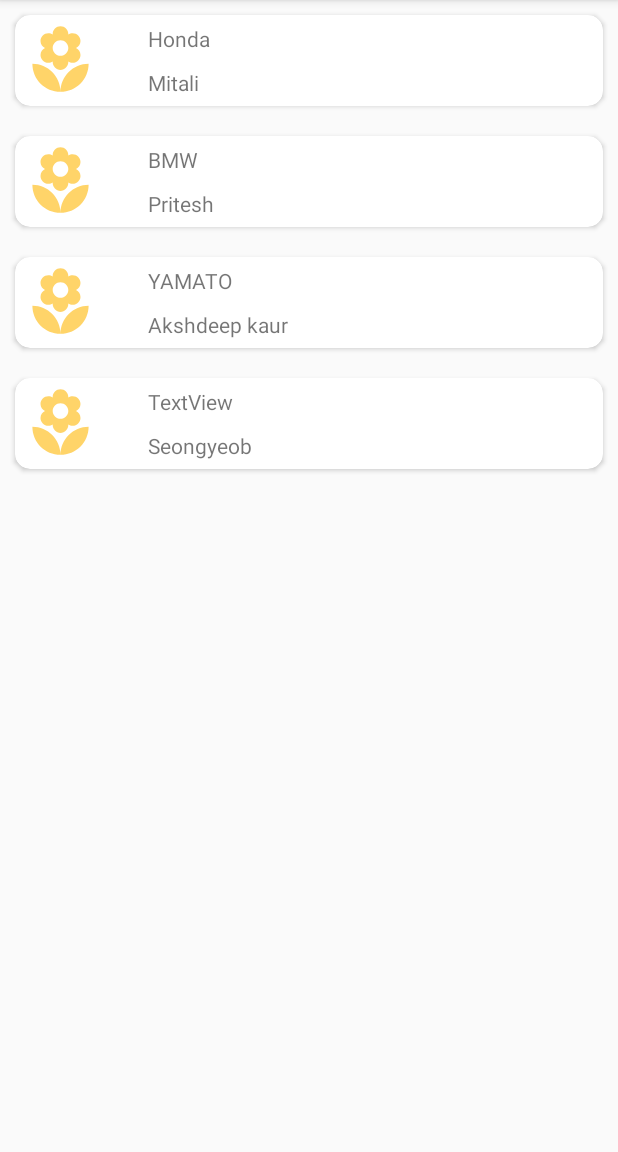
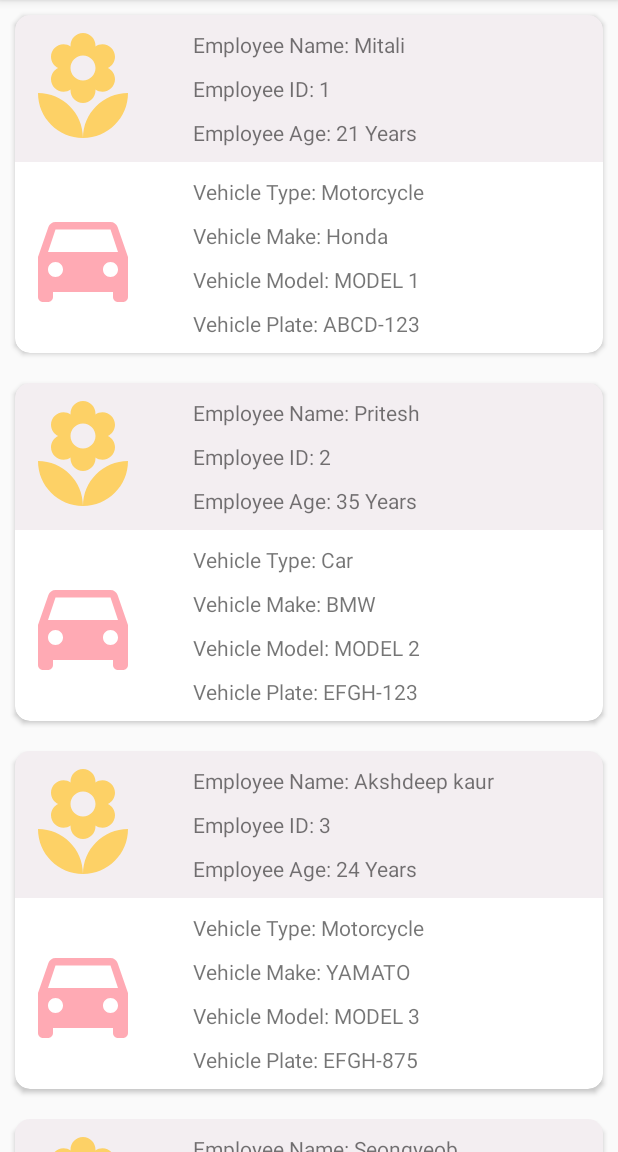
Before and after one commit to rizulgoyal/recyclerExample, an Android app: the screen it shows after launch (MainActivity), on a phone screen of 412 x 824 dp, the part 84-1236 px from its top. Run offline under Robolectric (Android 15) with nearby library versions, the phone set to English and light mode, and no system bars; our stand-ins replace Room's generated code.

Commit message:
all updated data of employee vehicle

```diff
--- a/app/src/main/java/com/example/recyclerexample/UserDataAdpater.java
+++ b/app/src/main/java/com/example/recyclerexample/UserDataAdpater.java
@@ -53,9 +53,24 @@ public class UserDataAdpater extends RecyclerView.Adapter<UserDataAdpater.ViewHo
     public void onBindViewHolder(@NonNull ViewHolder holder, final int position) {
 
     Employee mydata = myaaraylist.get(position);
+
     Vehicle myvehicle = mydata.getVehicle();
-    holder.name.setText(mydata.getName());
-        holder.salary.setText(myvehicle.getMake());
+    holder.name.setText("Employee Name: "+mydata.getName());
+    holder.id.setText("Employee ID: "+mydata.getId().toString());
+    holder.age.setText("Employee Age: "+mydata.getAge().toString()+" Years");
+
+
+        if(myvehicle == null)
+    {
+        holder.type.setText("No Vehicle");
+    }
+    else {
+        holder.type.setText("Vehicle Type: "+myvehicle.getType());
+            holder.make.setText("Vehicle Make: "+myvehicle.getMake());
+            holder.model.setText("Vehicle Model: "+myvehicle.getModel());
+            holder.plate.setText("Vehicle Plate: "+myvehicle.getPlate());
+
+        }
 
 
 
@@ -79,7 +94,7 @@ public class UserDataAdpater extends RecyclerView.Adapter<UserDataAdpater.ViewHo
 
     public class ViewHolder extends RecyclerView.ViewHolder {
 
-        TextView name, salary;
+        TextView name, age, id, make, model, plate, type;
         CardView mycardview;
 
         public ViewHolder(@NonNull View itemView) {
@@ -88,8 +103,16 @@ public class UserDataAdpater extends RecyclerView.Adapter<UserDataAdpater.ViewHo
             super(itemView);
 
             mycardview = itemView.findViewById(R.id.newcard);
-            name = (TextView)itemView.findViewById(R.id.textView2);
-            salary = (TextView)itemView.findViewById(R.id.textView3);
+            id = (TextView)itemView.findViewById(R.id.textView2);
+            name = (TextView)itemView.findViewById(R.id.textView3);
+            age = (TextView)itemView.findViewById(R.id.textView5);
+            make = (TextView)itemView.findViewById(R.id.textViewn2);
+            model = (TextView)itemView.findViewById(R.id.textViewn3);
+            plate = (TextView)itemView.findViewById(R.id.textViewn4);
+            type = (TextView)itemView.findViewById(R.id.textViewn1);
+
+
+
         }
     }
 
--- /dev/null
+++ b/app/src/main/res/drawable-anydpi/ic_action_vehicle.xml
@@ -0,0 +1,11 @@
+<vector xmlns:android="http://schemas.android.com/apk/res/android"
+    android:width="24dp"
+    android:height="24dp"
+    android:viewportWidth="24"
+    android:viewportHeight="24"
+    android:tint="#FF95A1"
+    android:alpha="0.8">
+    <path
+        android:fillColor="#FF000000"
+        android:pathData="M18.92,6.01C18.72,5.42 18.16,5 17.5,5h-11c-0.66,0 -1.21,0.42 -1.42,1.01L3,12v8c0,0.55 0.45,1 1,1h1c0.55,0 1,-0.45 1,-1v-1h12v1c0,0.55 0.45,1 1,1h1c0.55,0 1,-0.45 1,-1v-8l-2.08,-5.99zM6.5,16c-0.83,0 -1.5,-0.67 -1.5,-1.5S5.67,13 6.5,13s1.5,0.67 1.5,1.5S7.33,16 6.5,16zM17.5,16c-0.83,0 -1.5,-0.67 -1.5,-1.5s0.67,-1.5 1.5,-1.5 1.5,0.67 1.5,1.5 -0.67,1.5 -1.5,1.5zM5,11l1.5,-4.5h11L19,11L5,11z"/>
+</vector>
--- a/app/src/main/res/layout/activity_add_employee.xml
+++ b/app/src/main/res/layout/activity_add_employee.xml
@@ -6,4 +6,46 @@
     android:layout_height="match_parent"
     tools:context=".AddEmployeeActivity">
 
+
+    <LinearLayout
+        android:layout_width="match_parent"
+        android:layout_height="wrap_content"
+        android:layout_margin="10dp"
+        android:gravity="center"
+        android:orientation="horizontal"
+        app:layout_constraintEnd_toEndOf="parent"
+        app:layout_constraintStart_toStartOf="parent"
+        app:layout_constraintTop_toTopOf="parent">
+
+
+        <TextView
+            android:id="@+id/text1"
+            android:layout_width="wrap_content"
+            android:layout_height="wrap_content"
+            android:fontFamily="sans-serif-medium"
+            android:text="Enter Employee ID"
+            app:layout_constraintEnd_toStartOf="@+id/editText"
+            app:layout_constraintHorizontal_bias="0.484"
+            app:layout_constraintStart_toStartOf="parent"
+            app:layout_constraintTop_toTopOf="parent" />
+
+        <EditText
+            android:id="@+id/editText"
+            android:layout_width="match_parent"
+            android:layout_height="42dp"
+            android:layout_marginLeft="15dp"
+            android:layout_marginEnd="16dp"
+            android:ems="10"
+
+            android:inputType="textPersonName"
+            android:paddingLeft="20dp"
+            app:layout_constraintBottom_toBottomOf="@+id/text1"
+            app:layout_constraintEnd_toEndOf="parent"
+            app:layout_constraintTop_toTopOf="@+id/text1"
+            app:layout_constraintVertical_bias="0.478" />
+
+    </LinearLayout>
+
+
+
 </androidx.constraintlayout.widget.ConstraintLayout>
--- a/app/src/main/res/layout/customrow.xml
+++ b/app/src/main/res/layout/customrow.xml
@@ -19,17 +19,26 @@
     app:cardElevation="@dimen/cardview_default_radius"
     android:layout_width="match_parent"
     android:layout_height="wrap_content">
+    <LinearLayout
+        android:layout_width="match_parent"
+        android:layout_height="wrap_content"
+        android:orientation="vertical">
+
 
     <LinearLayout
         android:orientation="horizontal"
         android:layout_width="match_parent"
-        android:layout_height="match_parent">
+        android:layout_height="wrap_content"
+        android:background="@color/colorAccent"
+        >
+
 
         <ImageView
             android:layout_margin="5dp"
             android:id="@+id/imageView"
-            android:layout_width="50dp"
-            android:layout_height="50dp"
+            android:layout_width="80dp"
+            android:layout_height="80dp"
+            android:layout_gravity="center_vertical"
             android:src="@drawable/ic_action_cell"/>
 
         <LinearLayout
@@ -37,7 +46,7 @@
             android:orientation="vertical"
             android:layout_marginLeft="20dp"
             android:layout_width="match_parent"
-            android:layout_height="match_parent">
+            android:layout_height="wrap_content">
             <TextView
                 android:id="@+id/textView3"
                 android:layout_width="wrap_content"
@@ -45,6 +54,7 @@
                 android:layout_marginStart="8dp"
                 android:layout_marginEnd="8dp"
                 android:text="TextView"
+                android:layout_marginTop="10dp"
                 android:layout_marginBottom="10dp" />
 
             <TextView
@@ -58,10 +68,103 @@
                 app:layout_constraintEnd_toEndOf="parent"
                 app:layout_constraintStart_toEndOf="@+id/imageView"
                 app:layout_constraintTop_toTopOf="parent"
-                app:layout_constraintVertical_bias="0.302" />
+                app:layout_constraintVertical_bias="0.302"
+                android:layout_marginBottom="10dp"/>
+
+
+            <TextView
+                android:id="@+id/textView5"
+                android:layout_width="wrap_content"
+                android:layout_height="wrap_content"
+                android:layout_marginStart="8dp"
+                android:layout_marginEnd="8dp"
+                android:text="TextView"
+                app:layout_constraintBottom_toBottomOf="parent"
+                app:layout_constraintEnd_toEndOf="parent"
+                app:layout_constraintStart_toEndOf="@+id/imageView"
+                app:layout_constraintTop_toTopOf="parent"
+                app:layout_constraintVertical_bias="0.302"
+                android:layout_marginBottom="10dp"/>
 
         </LinearLayout>
 
+
+
+
+    </LinearLayout>
+
+    <LinearLayout
+        android:orientation="horizontal"
+        android:layout_width="match_parent"
+        android:layout_height="wrap_content">
+
+        <ImageView
+            android:layout_margin="5dp"
+            android:id="@+id/imageView2"
+            android:layout_width="80dp"
+            android:layout_height="80dp"
+            android:layout_gravity="center_vertical"
+            android:src="@drawable/ic_action_vehicle"/>
+
+        <LinearLayout
+            android:gravity="center_vertical"
+            android:orientation="vertical"
+            android:layout_marginLeft="20dp"
+            android:layout_width="match_parent"
+            android:layout_height="wrap_content">
+            <TextView
+                android:id="@+id/textViewn1"
+                android:layout_width="wrap_content"
+                android:layout_height="wrap_content"
+                android:layout_marginStart="8dp"
+                android:layout_marginEnd="8dp"
+                android:text="TextView"
+                android:layout_marginTop="10dp"
+                android:layout_marginBottom="10dp" />
+
+            <TextView
+                android:id="@+id/textViewn2"
+                android:layout_width="wrap_content"
+                android:layout_height="wrap_content"
+                android:layout_marginStart="8dp"
+                android:layout_marginEnd="8dp"
+                android:text="TextView"
+                app:layout_constraintBottom_toBottomOf="parent"
+                app:layout_constraintEnd_toEndOf="parent"
+                app:layout_constraintStart_toEndOf="@+id/imageView"
+                app:layout_constraintTop_toTopOf="parent"
+                app:layout_constraintVertical_bias="0.302"
+                android:layout_marginBottom="10dp"/>
+
+            <TextView
+                android:id="@+id/textViewn3"
+                android:layout_width="wrap_content"
+                android:layout_height="wrap_content"
+                android:layout_marginStart="8dp"
+                android:layout_marginEnd="8dp"
+                android:text="TextView"
+                android:layout_marginBottom="10dp" />
+
+            <TextView
+                android:id="@+id/textViewn4"
+                android:layout_width="wrap_content"
+                android:layout_height="wrap_content"
+                android:layout_marginStart="8dp"
+                android:layout_marginEnd="8dp"
+                android:text="TextView"
+                app:layout_constraintBottom_toBottomOf="parent"
+                app:layout_constraintEnd_toEndOf="parent"
+                app:layout_constraintStart_toEndOf="@+id/imageView"
+                app:layout_constraintTop_toTopOf="parent"
+                app:layout_constraintVertical_bias="0.302"
+                android:layout_marginBottom="10dp"/>
+
+        </LinearLayout>
+
+
+
+
+    </LinearLayout>
 
     </LinearLayout>
 
@@ -69,4 +172,6 @@
 
 
 
+
+
 </LinearLayout>
--- a/app/src/main/res/values/colors.xml
+++ b/app/src/main/res/values/colors.xml
@@ -2,5 +2,6 @@
 <resources>
     <color name="colorPrimary">#008577</color>
     <color name="colorPrimaryDark">#00574B</color>
-    <color name="colorAccent">#80ADA4A8</color>
+    <color name="colorAccent">#80E7DEE4</color>
+
 </resources>
```
Also changed, not shown: app/src/main/res/drawable-hdpi/ic_action_vehicle.png (added), app/src/main/res/drawable-mdpi/ic_action_vehicle.png (added), app/src/main/res/drawable-xhdpi/ic_action_vehicle.png (added), app/src/main/res/drawable-xxhdpi/ic_action_vehicle.png (added).
